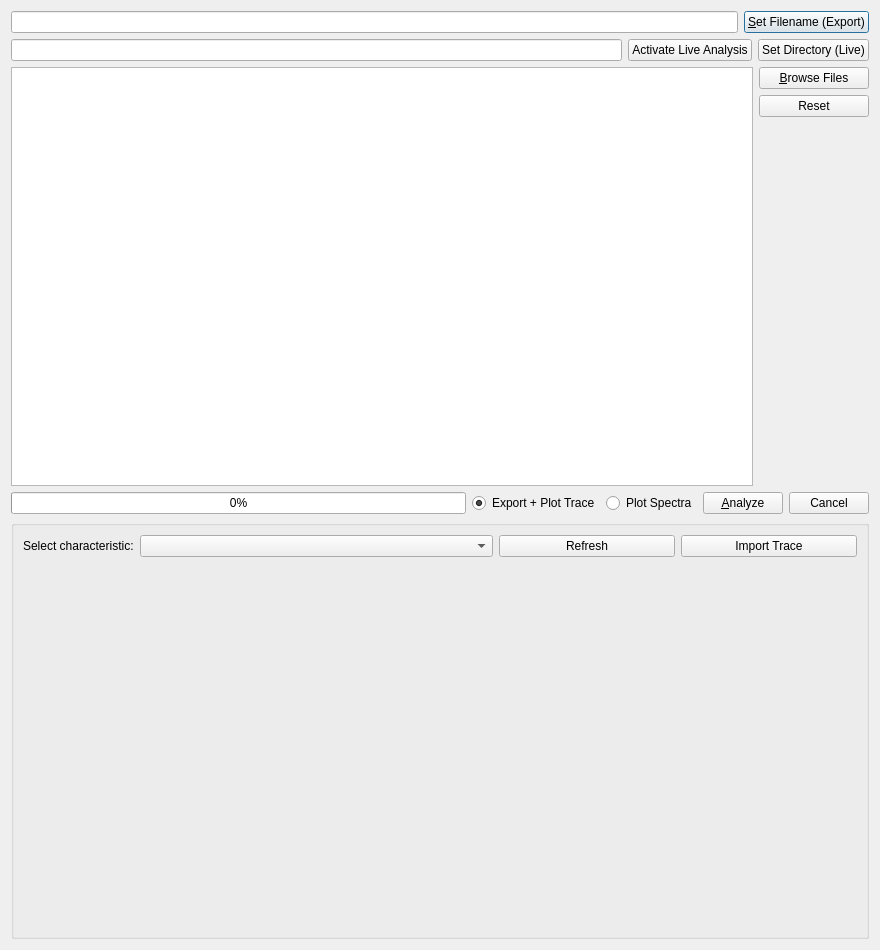
Old version of the form ui/batch_dialog.ui in the repository knipe1/oes-spa.
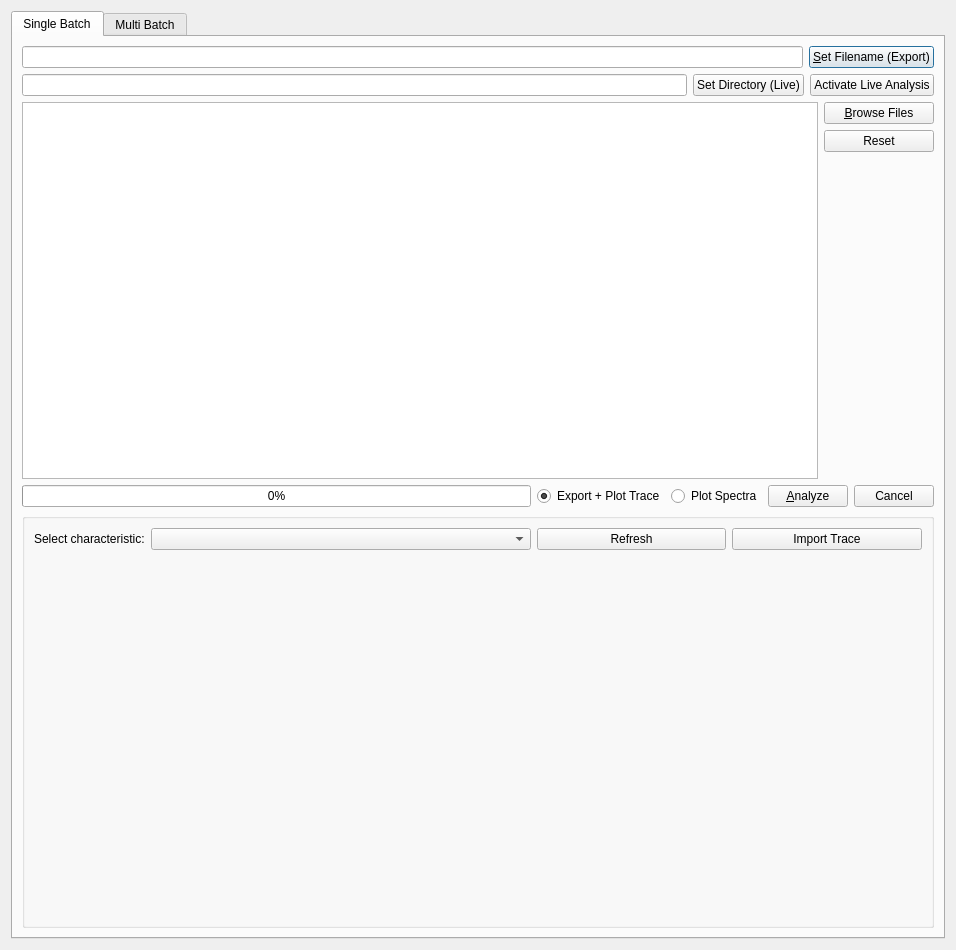
New version of the form. Custom widgets are drawn as their Qt base class.

```diff
--- a/ui/batch_dialog.ui
+++ b/ui/batch_dialog.ui
@@ -6,7 +6,7 @@
    <rect>
     <x>0</x>
     <y>0</y>
-    <width>880</width>
+    <width>956</width>
     <height>950</height>
    </rect>
   </property>
@@ -15,7 +15,17 @@
   </property>
   <layout class="QVBoxLayout" name="verticalLayout_2">
    <item>
-    <layout class="QHBoxLayout" name="layoutCSVFile">
+    <widget class="QTabWidget" name="tabs">
+     <property name="currentIndex">
+      <number>0</number>
+     </property>
+     <widget class="QWidget" name="tab_single_batch">
+      <attribute name="title">
+       <string>Single Batch</string>
+      </attribute>
+      <layout class="QVBoxLayout" name="verticalLayout_3">
+       <item>
+        <layout class="QHBoxLayout" name="horizontalLayout_3">
      <item>
       <widget class="QLineEdit" name="foutBatchfile">
        <property name="readOnly">
@@ -56,6 +66,19 @@
        </property>
       </widget>
      </item>
+         <item>
+          <widget class="QPushButton" name="btnSetWatchdogDir">
+           <property name="minimumSize">
+            <size>
+             <width>110</width>
+             <height>0</height>
+            </size>
+           </property>
+           <property name="text">
+            <string>Set Directory (Live)</string>
+           </property>
+          </widget>
+         </item>
      <item>
       <widget class="QPushButton" name="btnWatchdog">
        <property name="text">
@@ -75,19 +98,6 @@
        </property>
       </widget>
      </item>
-     <item>
-      <widget class="QPushButton" name="btnSetWatchdogDir">
-       <property name="minimumSize">
-        <size>
-         <width>110</width>
-         <height>0</height>
-        </size>
-       </property>
-       <property name="text">
-        <string>Set Directory (Live)</string>
-       </property>
-      </widget>
-     </item>
     </layout>
    </item>
    <item>
@@ -316,6 +326,15 @@
    </item>
   </layout>
  </widget>
+     <widget class="QWidget" name="tab_multi_batch">
+      <attribute name="title">
+       <string>Multi Batch</string>
+      </attribute>
+     </widget>
+    </widget>
+   </item>
+  </layout>
+ </widget>
  <customwidgets>
   <customwidget>
    <class>MatplotlibWidget</class>
```
Left out of the diff: 4 changed lines with no effect on the pictures. Lines whose indentation alone changed are shown as unchanged.
